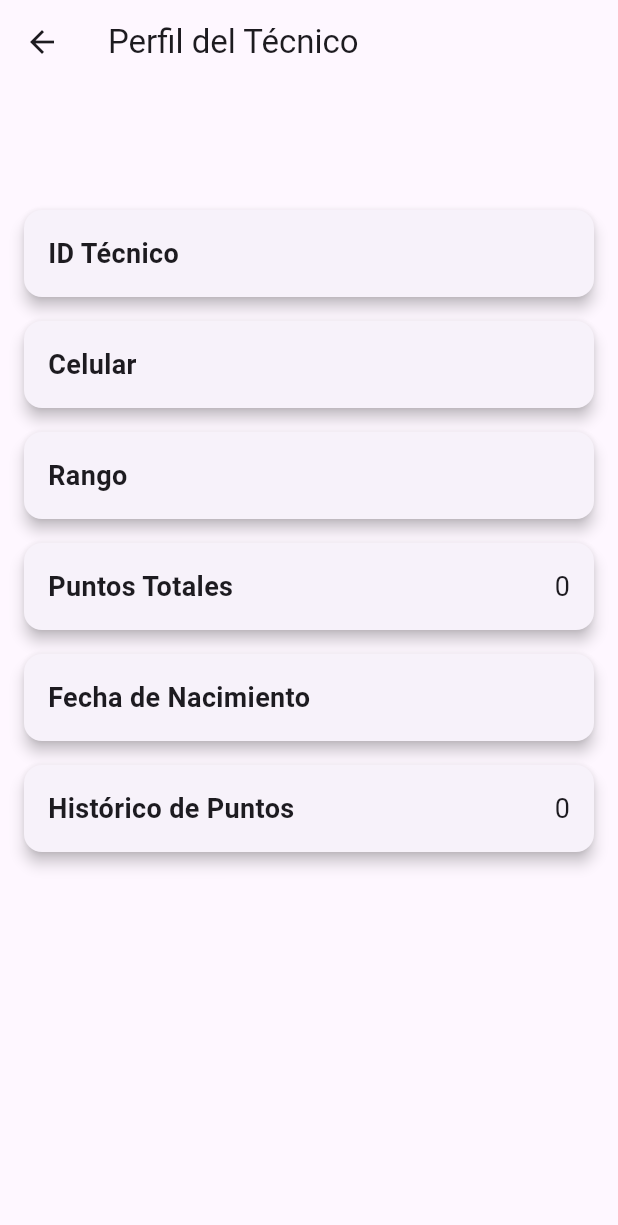
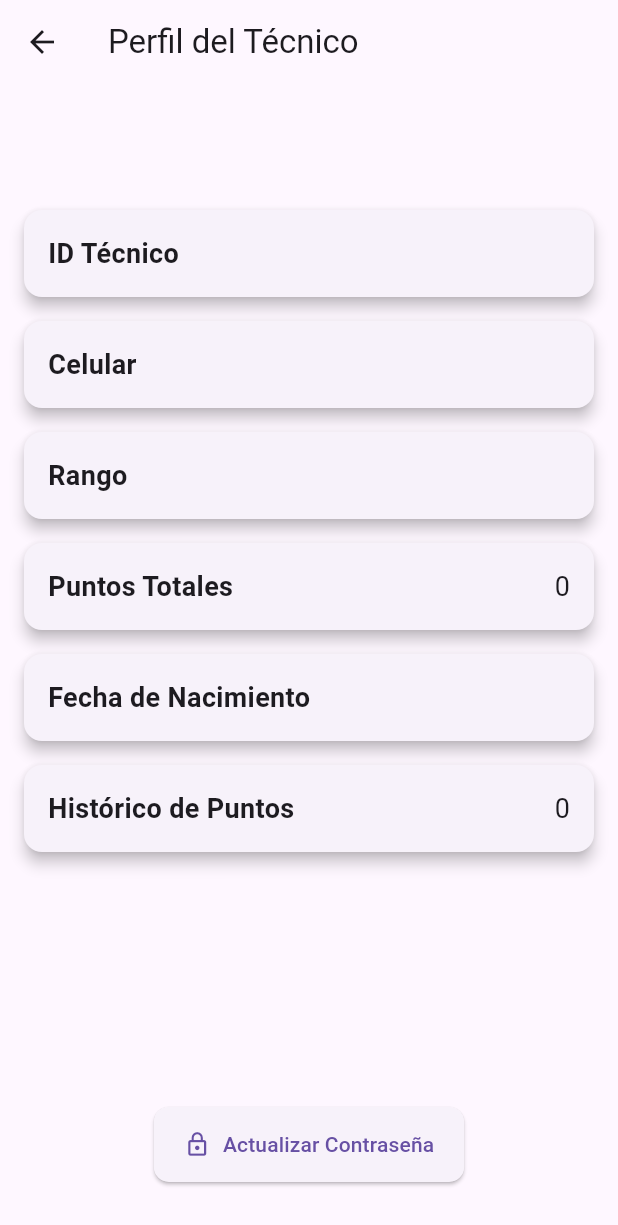
Before and after one commit to RaulTorreM/Fidelizacion_Tecnicos_Movil, a Flutter app: the ProfilePage screen opened directly with empty values, on a phone screen of 412 x 824 dp. Shown: the top 1225 px of the screen. Run offline on Flutter 3.47's test engine with Material 3 defaults, Android fonts, the phone set to English and light mode, and no system bars; our stand-ins replace dio, retrofit; generated files the repository leaves out were written again.

Commit message:
Se añadió funcion de cambio contraseña

```diff
--- /dev/null
+++ b/devtools_options.yaml
@@ -0,0 +1,3 @@
+description: This file stores settings for Dart & Flutter DevTools.
+documentation: https://docs.flutter.dev/tools/devtools/extensions#configure-extension-enablement-states
+extensions:
--- a/lib/data/models/login_request.dart
+++ b/lib/data/models/login_request.dart
@@ -7,8 +7,15 @@ class LoginRequest {
   final String celularTecnico;
   final String password;
 
-  LoginRequest({required this.celularTecnico, required this.password});
+  LoginRequest({
+    required this.celularTecnico,
+    required this.password,
+  });
 
-  factory LoginRequest.fromJson(Map<String, dynamic> json) => _$LoginRequestFromJson(json);
-  Map<String, dynamic> toJson() => _$LoginRequestToJson(this);
+  Map<String, dynamic> toJson() {
+    return {
+      'celularTecnico': celularTecnico,
+      'password': password,
+    };
+  }
 }
--- a/lib/data/models/login_response.dart
+++ b/lib/data/models/login_response.dart
@@ -1,29 +1,28 @@
+import 'package:json_annotation/json_annotation.dart';
+
+part 'login_response.g.dart';
+
+@JsonSerializable()
 class LoginResponse {
+  @JsonKey(name: 'status')
   final String status;
+
+  @JsonKey(name: 'message')
   final String message;
+
+  @JsonKey(name: 'idTecnico')
   final String idTecnico;
+
+  @JsonKey(name: 'isFirstLogin')
+  final bool isFirstLogin;  // Nuevo campo
 
   LoginResponse({
     required this.status,
     required this.message,
     required this.idTecnico,
+    required this.isFirstLogin,  // Asegúrate de inicializar este campo
   });
 
-  // Método para crear una instancia de LoginResponse a partir de un JSON
-  factory LoginResponse.fromJson(Map<String, dynamic> json) {
-    return LoginResponse(
-      status: json['status'],
-      message: json['message'],
-      idTecnico: json['idTecnico'],
-    );
-  }
-
-  // Método para convertir la instancia en JSON
-  Map<String, dynamic> toJson() {
-    return {
-      'status': status,
-      'message': message,
-      'idTecnico': idTecnico,
-    };
-  }
+  factory LoginResponse.fromJson(Map<String, dynamic> json) => _$LoginResponseFromJson(json);
+  Map<String, dynamic> toJson() => _$LoginResponseToJson(this);
 }
--- /dev/null
+++ b/lib/data/models/tecnico_response.dart
@@ -0,0 +1,16 @@
+import 'package:json_annotation/json_annotation.dart';
+import 'tecnico.dart';
+
+part 'tecnico_response.g.dart';
+
+@JsonSerializable()
+class TecnicoResponse {
+  @JsonKey(name: 'tecnico')
+  final Tecnico tecnico;
+
+  TecnicoResponse({required this.tecnico});
+
+  factory TecnicoResponse.fromJson(Map<String, dynamic> json) => _$TecnicoResponseFromJson(json);
+
+  Map<String, dynamic> toJson() => _$TecnicoResponseToJson(this);
+}
--- /dev/null
+++ b/lib/data/repositories/perfil_repository.dart
@@ -0,0 +1,18 @@
+import '../../services/api_service.dart';
+
+class PerfilRepository {
+  final ApiService apiService;
+
+  PerfilRepository(this.apiService);
+
+  Future<Map<String, dynamic>> changePassword(String idTecnico, String currentPassword, String newPassword) async {
+    try {
+      final response = await apiService.changePassword(idTecnico, currentPassword, newPassword);
+      return response;
+    } catch (e) {
+      // Manejo de errores
+      return {'status': 'error', 'message': 'Ocurrió un error al cambiar la contraseña.'};
+    }
+  }
+
+}
--- a/lib/services/api_service.dart
+++ b/lib/services/api_service.dart
@@ -7,10 +7,11 @@ import '../data/models/tecnico.dart' ;
 import '../data/models/venta_intermediada.dart';
 import '../data/models/csrf_response.dart';
 import '../data/models/recompensa.dart';
+import '../data/models/tecnico_response.dart';
 
 part 'api_service.g.dart'; // Asegúrate de tener el archivo generado
 
-@RestApi(baseUrl: "http://192.168.0.15/FidelizacionTecnicos/public/api/")
+@RestApi(baseUrl: "http://192.168.0.15/ProbandoDIMACOF/public/api/")
 abstract class ApiService {
   factory ApiService(Dio dio, {String baseUrl}) = _ApiService;
 
@@ -29,7 +30,7 @@ abstract class ApiService {
   @GET("csrf-token")
   Future<CsrfResponse> getCsrfToken();
 
-  @POST("/loginmovil/login-tecnico")
+  @POST("/loginmovil/login-tecnicos")
   Future<LoginResponse> loginTecnico(@Body() LoginRequest loginRequest);
 
 
@@ -40,12 +41,17 @@ abstract class ApiService {
   Future<List<VentaIntermediada>> getVentasIntermediadas(@Path("idTecnico") String idTecnico);
 
   @GET("/getTecnico/{idTecnico}")
-  Future<Tecnico> obtenerTecnicoPorId(@Path("idTecnico") String idTecnico);
+  Future<TecnicoResponse> obtenerTecnicoPorId(@Path("idTecnico") String idTecnico);
 
   @GET("/recompensas")
   Future<List<Recompensa>> obtenerRecompensas();
 
-
+  @POST("/cambiar-password")
+  Future<Map<String, dynamic>> changePassword(
+    @Field('idTecnico') String idTecnico,
+    @Field('currentPassword') String currentPassword,
+    @Field('newPassword') String newPassword
+  );
 }
 
 final ApiService _apiService = ApiService.create();
--- a/lib/ui/screens/profile_page.dart
+++ b/lib/ui/screens/profile_page.dart
@@ -1,6 +1,6 @@
 import 'package:flutter/material.dart';
 import '../../data/models/tecnico.dart';
-// Asegúrate de importar el modelo Tecnico
+import 'cambioContraseña_page.dart'; // Importa la página de cambio de contraseña
 
 class ProfilePage extends StatelessWidget {
   final Tecnico tecnico; // Cambiado para recibir el objeto Tecnico
@@ -22,9 +22,11 @@ class ProfilePage extends StatelessWidget {
           crossAxisAlignment: CrossAxisAlignment.start,
           children: [
             // Título
-            Text(
-              '${tecnico.nombreTecnico}',
-              style: const TextStyle(fontSize: 28, fontWeight: FontWeight.bold),
+            Center(
+              child: Text(
+                '${tecnico.nombreTecnico}',
+                style: const TextStyle(fontSize: 28, fontWeight: FontWeight.bold),
+              ),
             ),
             const SizedBox(height: 20),
 
@@ -36,6 +38,29 @@ class ProfilePage extends StatelessWidget {
             _buildInfoCard('Fecha de Nacimiento', tecnico.fechaNacimientoTecnico!),
             _buildInfoCard('Histórico de Puntos', '${tecnico.historicoPuntosTecnico}'),
 
+            const Spacer(), // Empuja el botón al final de la pantalla
+
+            // Botón "Actualizar Contraseña"
+            Center(
+              child: ElevatedButton.icon(
+                onPressed: () {
+                  Navigator.push(
+                    context,
+                    MaterialPageRoute(
+                      builder: (context) => ChangePasswordPage(idTecnico: tecnico.idTecnico),
+                    ),
+                  );
+                },
+                icon: const Icon(Icons.lock_outline),
+                label: const Text('Actualizar Contraseña'),
+                style: ElevatedButton.styleFrom(
+                  padding: const EdgeInsets.symmetric(horizontal: 20, vertical: 15),
+                  shape: RoundedRectangleBorder(
+                    borderRadius: BorderRadius.circular(10),
+                  ),
+                ),
+              ),
+            ),
             const SizedBox(height: 20),
           ],
         ),
@@ -58,11 +83,12 @@ class ProfilePage extends StatelessWidget {
             ),
             Text(
               value,
-              style: const TextStyle(fontSize: 18),
+              style: const TextStyle(fontSize: 18, fontWeight: FontWeight.w400),
             ),
           ],
         ),
       ),
     );
   }
+
 }
```
Also changed, not shown: lib/data/repositories/tecnico_repository.dart (+7 -8 lines), lib/logic/login_bloc.dart (+49 -55 lines), lib/logic/profile_bloc.dart (+16 -1 lines), lib/main.dart (+17 -2 lines), lib/ui/screens/cambioContraseña_page.dart (added, +96 -0 lines), lib/ui/screens/login_page.dart (+20 -11 lines), lib/ui/screens/menu_page.dart (+69 -6 lines), lib/data/models/login_response.g.dart (added), lib/data/models/tecnico_response.g.dart (added), lib/services/api_service.g.dart, pubspec.lock.
